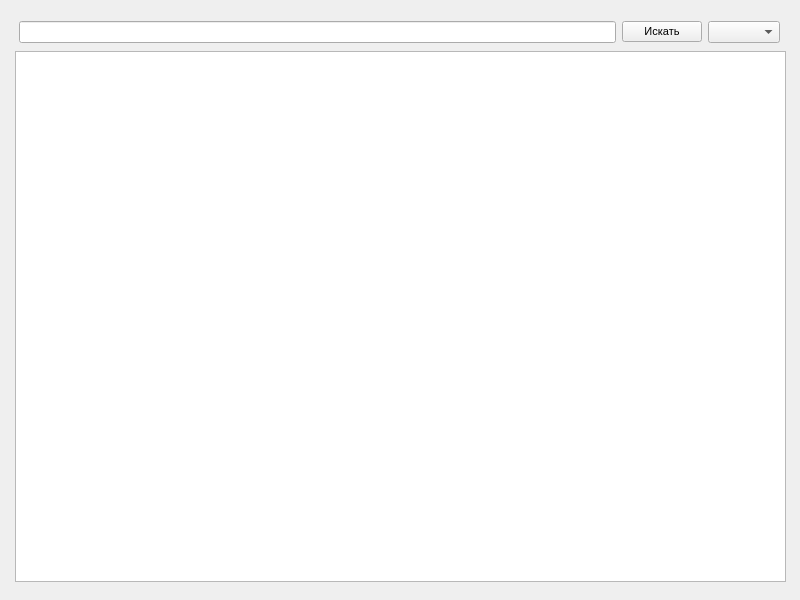
Old version of the form Кроссплатформенные языки программирования/LB2/ui/menu.ui in the repository Tenager-Pro/3-kurs-2-semestr.
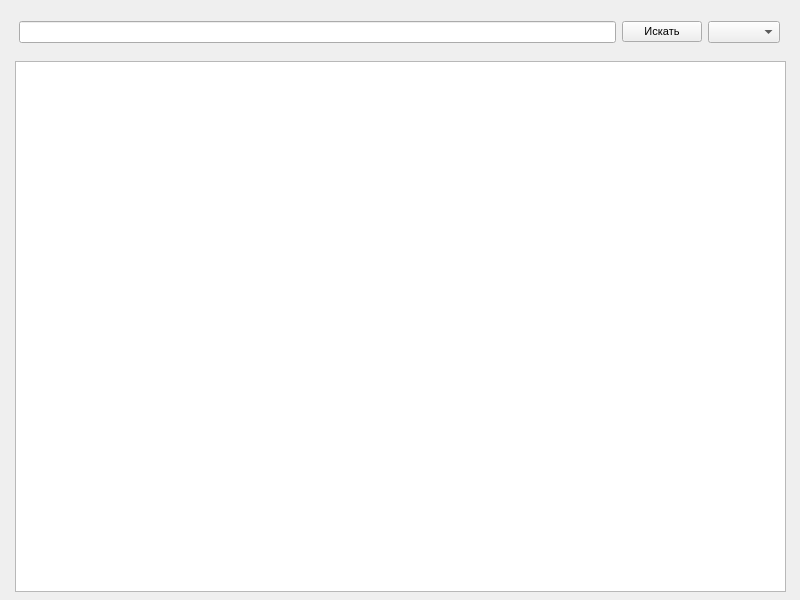
New version of the form.

Commit message: Обновление

What changed in the file:
```diff
--- a/Кроссплатформенные языки программирования/LB2/ui/menu.ui
+++ b/Кроссплатформенные языки программирования/LB2/ui/menu.ui
@@ -14,21 +14,6 @@
    <string>MainWindow</string>
   </property>
   <widget class="QWidget" name="centralwidget">
-   <widget class="QListView" name="listData">
-    <property name="geometry">
-     <rect>
-      <x>15</x>
-      <y>51</y>
-      <width>771</width>
-      <height>531</height>
-     </rect>
-    </property>
-    <property name="font">
-     <font>
-      <pointsize>12</pointsize>
-     </font>
-    </property>
-   </widget>
    <widget class="QWidget" name="horizontalLayoutWidget">
     <property name="geometry">
      <rect>
@@ -68,6 +53,16 @@
      </item>
     </layout>
    </widget>
+   <widget class="QListWidget" name="listWidget">
+    <property name="geometry">
+     <rect>
+      <x>15</x>
+      <y>61</y>
+      <width>771</width>
+      <height>531</height>
+     </rect>
+    </property>
+   </widget>
   </widget>
  </widget>
  <resources/>
```
The commit also changes 1 other file.
